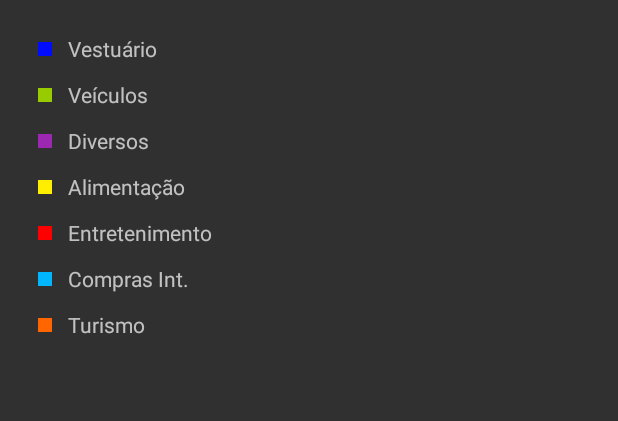
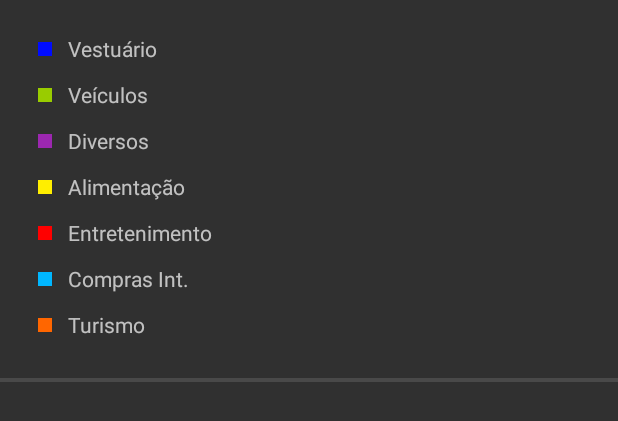
Before and after one commit to Freuvim/FinanceControl, an Android app: the layout fragment_relatorios.xml on its own in the app's theme, with its tools: preview values and no code run, on a phone screen of 412 x 824 dp. Shown: the top 421 px of the screen. Run offline under Robolectric (Android 15) with nearby library versions, the phone set to English and light mode, and no system bars.

Commit message:
Layout Tweaks

```diff
--- a/app/src/main/res/layout/fragment_relatorios.xml
+++ b/app/src/main/res/layout/fragment_relatorios.xml
@@ -238,18 +238,28 @@
                     android:layout_width="match_parent"
                     android:layout_height="200dp"
                     android:layout_gravity="center"
-                    android:layout_margin="5dp"/>
+                    android:layout_margin="5dp" />
 
             </LinearLayout>
 
         </LinearLayout>
 
+        <View
+            android:layout_width="match_parent"
+            android:layout_height="1dp"
+            android:layout_marginTop="2dp"
+            android:background="@color/divider" />
+
         <ListView
-            android:layout_marginTop="5dp"
-            android:layout_marginBottom="5dp"
             android:id="@+id/listaTipos"
             android:layout_width="match_parent"
-            android:layout_height="wrap_content"
-            android:focusable="false" />
+            android:layout_height="wrap_content" />
+
+        <View
+            android:layout_width="match_parent"
+            android:layout_height="1dp"
+            android:layout_marginBottom="3dp"
+            android:background="@color/divider" />
+
     </LinearLayout>
 </FrameLayout>
--- a/app/src/main/res/values-night/colors.xml
+++ b/app/src/main/res/values-night/colors.xml
@@ -2,7 +2,6 @@
 <resources>
     <color name="colorPrimary">#212121</color>
     <color name="colorPrimaryDark">#000000</color>
-    <color name="colorAccent">#FFC107</color>
 
     <color name="menu_text_color_checked">#FFC107</color>
     <color name="menu_text_color_unchecked">#FFFFFF</color>
--- a/app/src/main/res/values/colors.xml
+++ b/app/src/main/res/values/colors.xml
@@ -1,11 +1,13 @@
 <?xml version="1.0" encoding="utf-8"?>
 <resources>
-    <color name="colorPrimary">#388E3C</color>
+    <color name="colorPrimary">#4CAF50</color>
     <color name="colorPrimaryDark">#388E3C</color>
     <color name="colorAccent">#FFC107</color>
 
     <color name="menu_text_color_checked">#388E3C</color>
     <color name="menu_text_color_unchecked">#202020</color>
+
+    <color name="divider">#494949</color>
 
     <color name="background">#1A1A1A</color>
     <color name="white">#ffffff</color>
```
